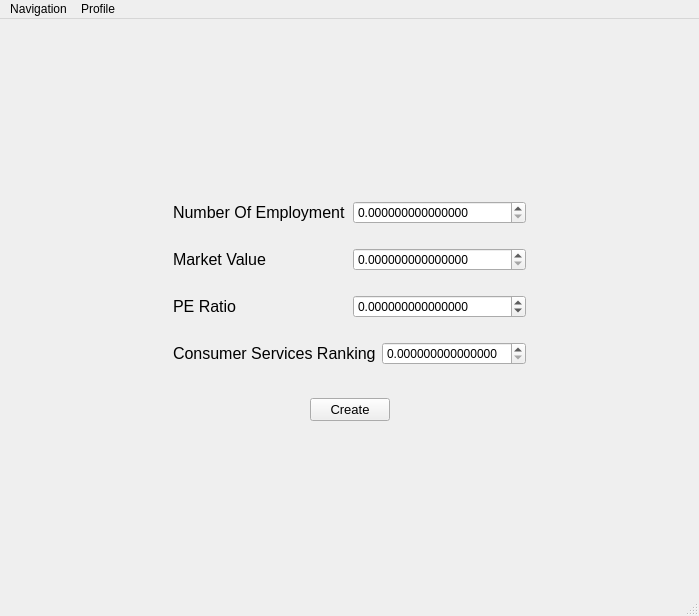
Old version of the form src/TheTreeHuggersIndex/mainwindow.ui in the repository thomas914/The-Tree-Huggers-Index.
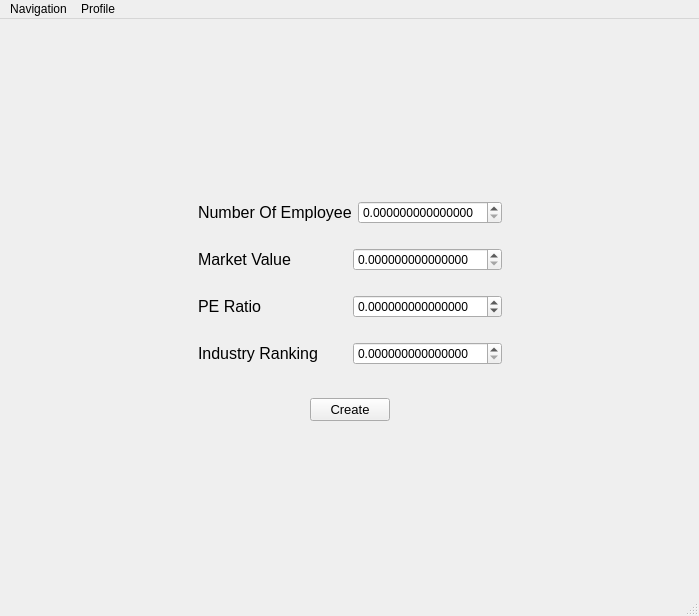
New version of the form.

The edit to the form file:
```diff
--- a/src/TheTreeHuggersIndex/mainwindow.ui
+++ b/src/TheTreeHuggersIndex/mainwindow.ui
@@ -78,7 +78,7 @@
                </font>
               </property>
               <property name="text">
-               <string>Number Of Employment</string>
+               <string>Number Of Employee</string>
               </property>
              </widget>
             </item>
@@ -180,7 +180,7 @@
                </font>
               </property>
               <property name="text">
-               <string>Consumer Services Ranking</string>
+               <string>Industry Ranking</string>
               </property>
              </widget>
             </item>
@@ -193,7 +193,7 @@
                <double>0.000000000000000</double>
               </property>
               <property name="maximum">
-               <double>100000000.000000000000000</double>
+               <double>1.200000000000000</double>
               </property>
               <property name="singleStep">
                <double>1.000000000000000</double>
```
Left out of the diff: 2 changed lines with no effect on the pictures.
